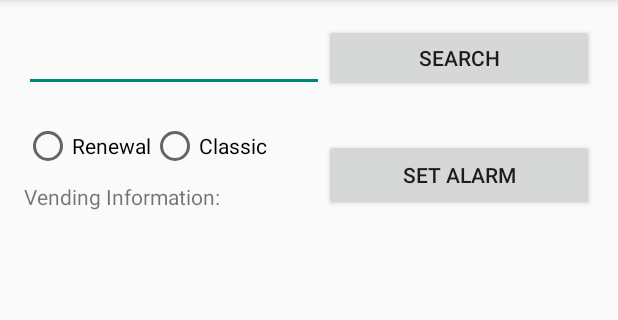
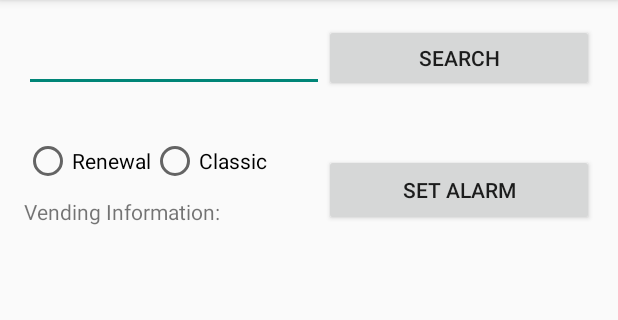
Before and after one commit to mrjko/RagialMobileAlarm, an Android app: the screen it shows after launch (MainActivity), on a phone screen of 412 x 824 dp, the part 84-404 px from its top. Run offline under Robolectric (Android 15) with nearby library versions, the phone set to English and light mode, and no system bars.

```diff
--- a/app/src/main/res/layout/activity_main.xml
+++ b/app/src/main/res/layout/activity_main.xml
@@ -18,7 +18,7 @@
         android:layout_alignParentTop="true"
         android:layout_alignParentLeft="true"
         android:layout_alignParentStart="true"
-        android:layout_marginBottom="30px" />
+        android:layout_marginBottom="30dp" />
 
     <Button
         android:layout_width="wrap_content"
@@ -95,6 +95,7 @@
         android:layout_alignParentLeft="true"
         android:layout_alignParentStart="true"
         android:layout_below="@+id/setAlarmBtn"
+        android:textSize="6sp"
         android:layout_marginTop="30px" />
 
 </RelativeLayout>
```
Also changed, not shown: app/src/main/java/com/mrjko/ragialmobilealarm/MainActivity.java (+3 -7 lines).
